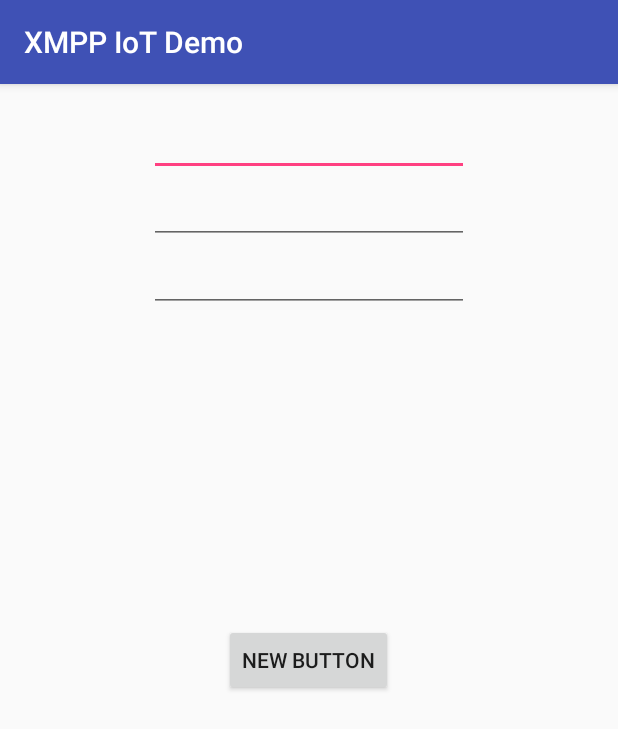
After one commit to Flowdalic/android-xmpp-iot-demo, an Android app: the Setup screen opened directly, with no data from a screen before it, on a phone screen of 412 x 824 dp. The commit adds this screen. Shown: the top 729 px of the screen. Run offline under Robolectric (Android 15) with nearby library versions, the phone set to English and light mode, and no system bars; libraries missing offline, so code that uses them is left out: org.jivesoftware.smack, org.jxmpp.jid, org.jxmpp.stringprep; 2 statements that could not run were skipped.

Commit message:
More work

```diff
--- a/aSmack/build.gradle
+++ b/aSmack/build.gradle
@@ -3,13 +3,14 @@ apply plugin: 'com.android.library'
 ext {
     smackVersion = "4.2.0-beta2"
 }
+
 android {
-    compileSdkVersion 23
+    compileSdkVersion 24
     buildToolsVersion "24.0.1"
 
     defaultConfig {
         minSdkVersion 15
-        targetSdkVersion 23
+        targetSdkVersion 24
         versionCode 1
         versionName "0.1"
     }
--- a/app/build.gradle
+++ b/app/build.gradle
@@ -7,7 +7,7 @@ android {
     defaultConfig {
         applicationId "com.clayster.xmppiotdemo"
         minSdkVersion 15
-        targetSdkVersion 23
+        targetSdkVersion 24
         versionCode 1
         versionName "0.1"
     }
@@ -21,6 +21,7 @@ android {
 
 dependencies {
     testCompile 'junit:junit:4.12'
+    compile project(":aSmack")
     compile 'com.android.support:appcompat-v7:24.1.1'
-    compile project(":aSmack")
+    compile 'com.android.support:design:24.1.1'
 }
--- /dev/null
+++ b/app/src/main/java/com/clayster/xmppiotdemo/Settings.java
@@ -0,0 +1,105 @@
+/*
+ * Copyright ⓒ 2016 Florian Schmaus.
+ *
+ * This file is part of XIOT.
+ *
+ * XIOT is free software: you can redistribute it and/or modify
+ * it under the terms of the GNU General Public License as published by
+ * the Free Software Foundation, either version 3 of the License, or
+ * (at your option) any later version.
+ *
+ * XIOT is distributed in the hope that it will be useful,
+ * but WITHOUT ANY WARRANTY; without even the implied warranty of
+ * MERCHANTABILITY or FITNESS FOR A PARTICULAR PURPOSE.  See the
+ * GNU General Public License for more details.
+ *
+ * You should have received a copy of the GNU General Public License
+ * along with XIOT.  If not, see <http://www.gnu.org/licenses/>.
+ */
+
+package com.clayster.xmppiotdemo;
+
+import android.content.Context;
+import android.content.SharedPreferences;
+import android.support.annotation.NonNull;
+import android.widget.EditText;
+
+import org.jivesoftware.smack.tcp.XMPPTCPConnectionConfiguration;
+import org.jxmpp.jid.EntityBareJid;
+import org.jxmpp.jid.impl.JidCreate;
+import org.jxmpp.stringprep.XmppStringprepException;
+
+public class Settings {
+
+	private static Settings INSTANCE;
+
+	public static synchronized Settings getInstance(Context context) {
+		if (INSTANCE == null) {
+			INSTANCE = new Settings(context);
+		}
+		return INSTANCE;
+	}
+
+	private static final String MY_JID_KEY = "MY_JID";
+	private static final String PASSWORD_KEY = "PASSWORD";
+	private static final String OTHER_JID_KEY = "OTHER_JID";
+
+	private final SharedPreferences preferences;
+
+	private EntityBareJid myJidCache;
+	private EntityBareJid otherJidCache;
+
+	private Settings(Context context) {
+		this.preferences = context.getSharedPreferences(context.getPackageName(), Context.MODE_PRIVATE);
+	}
+
+	public void saveBasics(@NonNull EntityBareJid myJid, @NonNull CharSequence password, @NonNull EntityBareJid otherJid) {
+		preferences.edit()
+				.putString(MY_JID_KEY, myJid.toString())
+				.putString(PASSWORD_KEY, password.toString())
+				.putString(OTHER_JID_KEY, otherJid.toString()).apply();
+		myJidCache = myJid;
+		otherJidCache = otherJid;
+	}
+
+	public XMPPTCPConnectionConfiguration.Builder getConnectionConfigBuilder() {
+		XMPPTCPConnectionConfiguration.Builder builder = XMPPTCPConnectionConfiguration.builder();
+		if (myJidCache == null) {
+			String myJidString = preferences.getString(MY_JID_KEY, null);
+			if (myJidString == null) return null;
+			try {
+				myJidCache = JidCreate.entityBareFrom(myJidString);
+			} catch (XmppStringprepException e) {
+				throw new IllegalStateException(e);
+			}
+		}
+		String password = preferences.getString(PASSWORD_KEY, null);
+		builder.setUsernameAndPassword(myJidCache.getLocalpart(), password);
+		builder.setXmppDomain(myJidCache.asDomainBareJid());
+		return builder;
+	}
+
+	public EntityBareJid getOtherJid() {
+		if (otherJidCache == null) {
+			String otherJidString = preferences.getString(OTHER_JID_KEY, null);
+			if (otherJidString == null) return null;
+			try {
+				otherJidCache = JidCreate.entityBareFrom(otherJidString);
+			} catch (XmppStringprepException e) {
+				throw new IllegalStateException(e);
+			}
+		}
+		return otherJidCache;
+	}
+
+	public void populateEditTexts(EditText myJidText, EditText passwordText, EditText otherJidText) {
+		String myJid = preferences.getString(MY_JID_KEY, null);
+		if (myJid != null) myJidText.setText(myJid);
+
+		String password = preferences.getString(PASSWORD_KEY, null);
+		if (password != null) passwordText.setText(password);
+
+		String otherJid = preferences.getString(OTHER_JID_KEY, null);
+		if (otherJid != null) otherJidText.setText(otherJid);
+	}
+}
--- /dev/null
+++ b/app/src/main/java/com/clayster/xmppiotdemo/Setup.java
@@ -0,0 +1,80 @@
+/*
+ * Copyright ⓒ 2016 Florian Schmaus.
+ *
+ * This file is part of XIOT.
+ *
+ * XIOT is free software: you can redistribute it and/or modify
+ * it under the terms of the GNU General Public License as published by
+ * the Free Software Foundation, either version 3 of the License, or
+ * (at your option) any later version.
+ *
+ * XIOT is distributed in the hope that it will be useful,
+ * but WITHOUT ANY WARRANTY; without even the implied warranty of
+ * MERCHANTABILITY or FITNESS FOR A PARTICULAR PURPOSE.  See the
+ * GNU General Public License for more details.
+ *
+ * You should have received a copy of the GNU General Public License
+ * along with XIOT.  If not, see <http://www.gnu.org/licenses/>.
+ */
+
+package com.clayster.xmppiotdemo;
+
+import android.os.Bundle;
+import android.support.v7.app.AppCompatActivity;
+import android.view.View;
+import android.widget.EditText;
+import android.widget.Toast;
+
+import org.jxmpp.jid.EntityBareJid;
+import org.jxmpp.jid.util.JidUtil;
+import org.jxmpp.stringprep.XmppStringprepException;
+
+public class Setup extends AppCompatActivity {
+
+	private EditText myJidText;
+	private EditText passwordText;
+	private EditText otherJidText;
+
+	@Override
+	protected void onCreate(Bundle savedInstanceState) {
+		super.onCreate(savedInstanceState);
+		setContentView(R.layout.activity_setup);
+
+		myJidText = (EditText) findViewById(R.id.myJidText);
+		passwordText = (EditText) findViewById(R.id.passwordText);
+		otherJidText = (EditText) findViewById(R.id.otherJidText);
+
+		Settings.getInstance(this).populateEditTexts(myJidText, passwordText, otherJidText);
+
+		JidTextWatcher.watch(myJidText);
+		JidTextWatcher.watch(otherJidText);
+	}
+
+	public void saveButtonClicked(View view) {
+		EntityBareJid myJid;
+		try {
+			myJid = JidUtil.validateEntityBareJid(myJidText.getText());
+		} catch (JidUtil.NotAEntityBareJidStringException | XmppStringprepException e) {
+			myJidText.setError("Invalid JID: " + e.getLocalizedMessage());
+			return;
+		}
+
+		CharSequence password = passwordText.getText();
+		if (password.length() == 0) {
+			passwordText.setError("Password missing");
+			return;
+		}
+
+		EntityBareJid otherJid;
+		try {
+			otherJid = JidUtil.validateEntityBareJid(otherJidText.getText());
+		} catch (JidUtil.NotAEntityBareJidStringException | XmppStringprepException e) {
+			myJidText.setError("Invalid JID: " + e.getLocalizedMessage());
+			return;
+		}
+
+		Toast.makeText(this, "My JID: " + myJid + " Password: " + password + " Other Jid: " + otherJid, Toast.LENGTH_LONG).show();
+		Settings.getInstance(this).saveBasics(myJid, password, otherJid);
+		finish();
+	}
+}
--- /dev/null
+++ b/app/src/main/res/layout/activity_setup.xml
@@ -0,0 +1,69 @@
+<?xml version="1.0" encoding="utf-8"?>
+<!--
+  ~ Copyright ⓒ 2016 Florian Schmaus.
+  ~
+  ~ This file is part of XIOT.
+  ~
+  ~ XIOT is free software: you can redistribute it and/or modify
+  ~ it under the terms of the GNU General Public License as published by
+  ~ the Free Software Foundation, either version 3 of the License, or
+  ~ (at your option) any later version.
+  ~
+  ~ XIOT is distributed in the hope that it will be useful,
+  ~ but WITHOUT ANY WARRANTY; without even the implied warranty of
+  ~ MERCHANTABILITY or FITNESS FOR A PARTICULAR PURPOSE.  See the
+  ~ GNU General Public License for more details.
+  ~
+  ~ You should have received a copy of the GNU General Public License
+  ~ along with XIOT.  If not, see <http://www.gnu.org/licenses/>.
+  -->
+
+<RelativeLayout
+    xmlns:android="http://schemas.android.com/apk/res/android"
+    xmlns:tools="http://schemas.android.com/tools"
+    android:layout_width="match_parent"
+    android:layout_height="match_parent"
+    android:paddingBottom="@dimen/activity_vertical_margin"
+    android:paddingLeft="@dimen/activity_horizontal_margin"
+    android:paddingRight="@dimen/activity_horizontal_margin"
+    android:paddingTop="@dimen/activity_vertical_margin"
+    tools:context="com.clayster.xmppiotdemo.Setup">
+
+    <EditText
+        android:layout_width="wrap_content"
+        android:layout_height="wrap_content"
+        android:inputType="textEmailAddress"
+        android:ems="10"
+        android:id="@+id/myJidText"
+        android:layout_alignParentTop="true"
+        android:layout_centerHorizontal="true"/>
+
+    <EditText
+        android:layout_width="wrap_content"
+        android:layout_height="wrap_content"
+        android:inputType="textPassword"
+        android:ems="10"
+        android:id="@+id/passwordText"
+        android:layout_below="@+id/myJidText"
+        android:layout_alignLeft="@+id/myJidText"
+        android:layout_alignStart="@+id/myJidText"/>
+
+    <EditText
+        android:layout_width="wrap_content"
+        android:layout_height="wrap_content"
+        android:inputType="textEmailAddress"
+        android:ems="10"
+        android:id="@+id/otherJidText"
+        android:layout_below="@+id/passwordText"
+        android:layout_alignLeft="@+id/passwordText"
+        android:layout_alignStart="@+id/passwordText"/>
+
+    <Button
+        android:layout_width="wrap_content"
+        android:layout_height="wrap_content"
+        android:text="New Button"
+        android:layout_centerVertical="true"
+        android:layout_centerHorizontal="true"
+        android:onClick="saveButtonClicked"/>
+
+</RelativeLayout>
--- a/app/src/main/res/values/strings.xml
+++ b/app/src/main/res/values/strings.xml
@@ -1,3 +1,5 @@
 <resources>
     <string name="app_name">XMPP IoT Demo</string>
+
+    <!-- Strings related to login -->
 </resources>
```
Also changed, not shown: aSmack/src/main/java/org/asmack/core/AndroidSmackManager.java (added, +105 -0 lines), aSmack/src/main/java/org/asmack/core/XmppConnectionStatus.java (renamed from aSmack/src/main/java/org/asmack/core/AndroidSmack.java, +14 -4 lines), app/src/main/AndroidManifest.xml (+18 -5 lines), app/src/main/java/com/clayster/xmppiotdemo/JidTextWatcher.java (added, +89 -0 lines), app/src/main/java/com/clayster/xmppiotdemo/MainActivity.java (+11 -8 lines), app/src/main/res/layout/activity_main.xml (+11 -1 lines).
